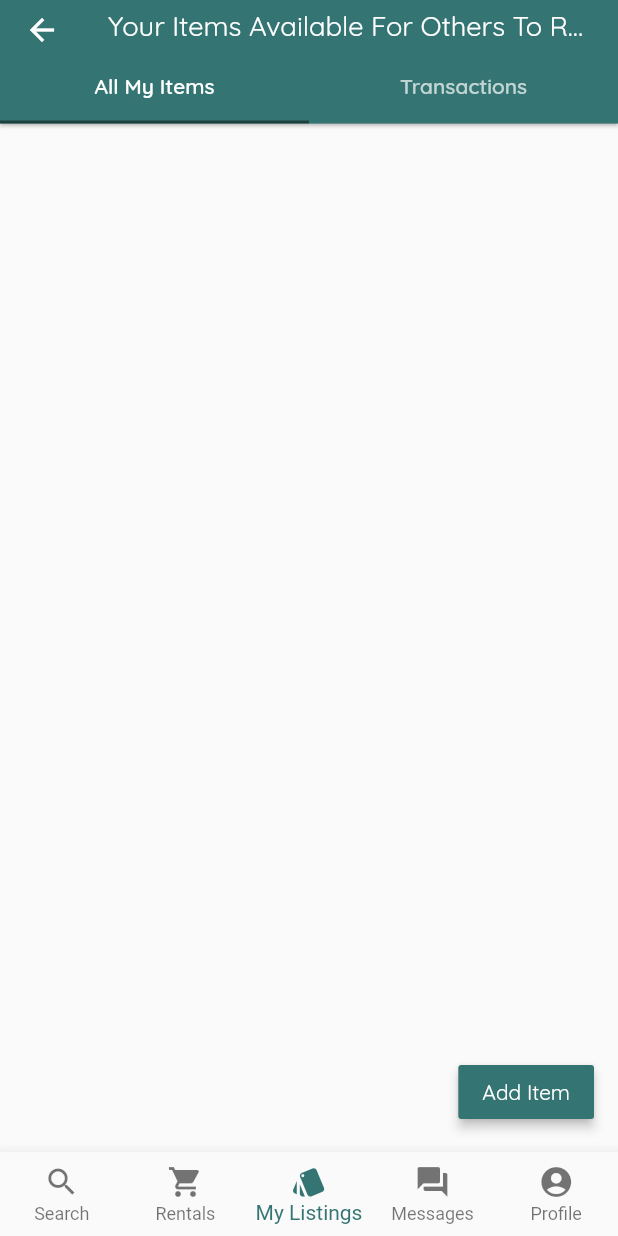
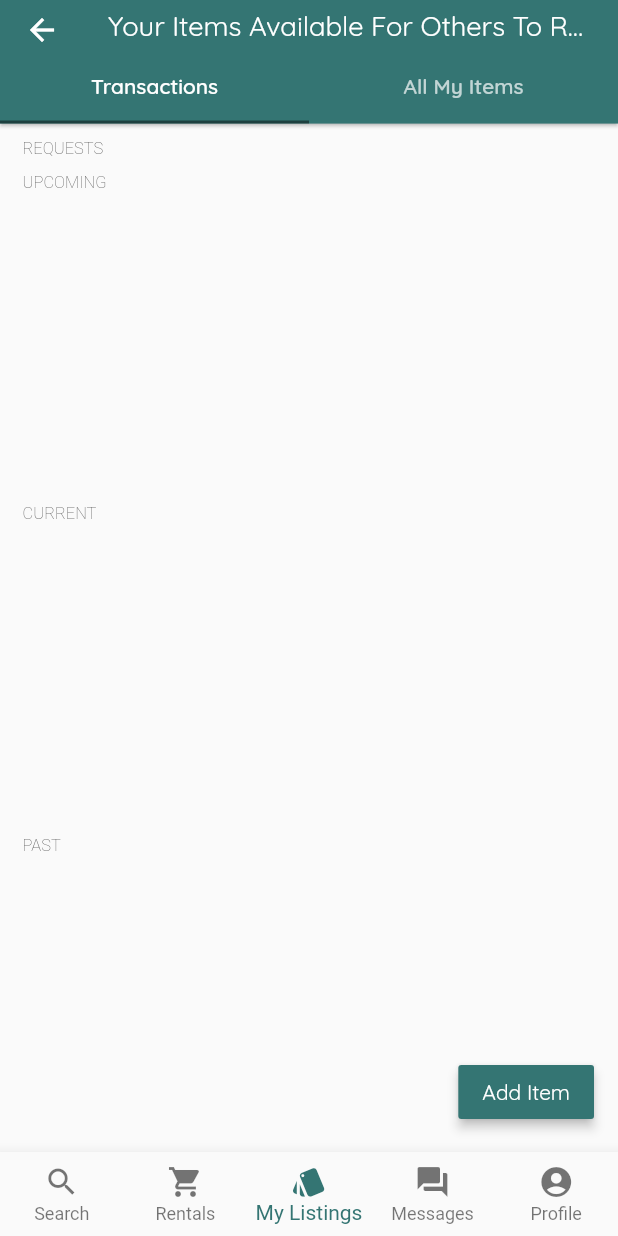
Before and after one commit to JPFrancis/ShareApp, a Flutter app: the HomePage screen opened directly, item 3 of the bottom bar chosen, on a phone screen of 412 x 824 dp. Run offline on Flutter 3.47's test engine with Material 2 defaults, Android fonts, the phone set to English and light mode, and no system bars; our stand-ins replace cached_network_image, cloud_firestore, firebase_auth, firebase_storage, fluttertoast, geolocator and 6 more; missing offline and left inert: flutter_facebook_login, flutter_google_places, flutter_picker, google_maps_webservice, multi_image_picker, stripe_payment; accounts and stored records are empty; network calls fail; statements that could not run were skipped.

Commit message:
changed request tile

```diff
--- a/lib/pages/home_page.dart
+++ b/lib/pages/home_page.dart
@@ -5,6 +5,7 @@ import 'package:cloud_firestore/cloud_firestore.dart';
 import 'package:firebase_auth/firebase_auth.dart';
 import 'package:firebase_storage/firebase_storage.dart';
 import 'package:flutter/material.dart';
+import 'package:intl/intl.dart';
 import 'package:shareapp/extras/helpers.dart';
 import 'package:shareapp/main.dart';
 import 'package:shareapp/models/item.dart';
@@ -620,13 +621,83 @@ class HomePageState extends State<HomePage> {
     );
   }
 
-  Widget buildListingsRentalsList(String rentalStatus) {
+  Widget buildRequestsTransactionsList(){
+    CollectionReference collectionReference = Firestore.instance.collection('rentals');
+    Stream stream = collectionReference .where('owner', isEqualTo: Firestore.instance.collection('users').document(myUserID)).snapshots();
+    return StreamBuilder<QuerySnapshot>(
+      stream: stream,
+      builder: (BuildContext context, AsyncSnapshot<QuerySnapshot> snapshot) {
+        if (snapshot.hasError) { return new Text('${snapshot.error}'); }
+        switch (snapshot.connectionState) {
+          case ConnectionState.waiting:
+
+          default:
+            if (snapshot.hasData) {
+              var updated = snapshot.data.documents.where((d)=>d['status']==0).toList();
+              return ListView.builder(
+                shrinkWrap: true,
+                physics: NeverScrollableScrollPhysics(),
+                itemCount: updated.length,
+                itemBuilder: (context, index) {
+                  DocumentSnapshot rentalDS = updated[index];
+                  DocumentReference itemDR = rentalDS['item'];
+
+                  return StreamBuilder<DocumentSnapshot>(
+                    stream: itemDR.snapshots(),
+                    builder: (BuildContext context, AsyncSnapshot<DocumentSnapshot> snapshot) {
+                      if (snapshot.hasError) { return new Text('${snapshot.error}'); }
+                      switch (snapshot.connectionState) {
+                        case ConnectionState.waiting:
+
+                        default:
+                          if (snapshot.hasData) {
+                            DocumentSnapshot itemDS = snapshot.data;
+                            DocumentReference ownerDR = itemDS['creator'];
+                            int durationDays = rentalDS['duration'];
+                            String duration = '${durationDays > 1 ? '$durationDays days' : '$durationDays day'}';
+
+                            CachedNetworkImage image = CachedNetworkImage(
+                              key: new ValueKey<String>(DateTime.now().millisecondsSinceEpoch.toString()),
+                              imageUrl: itemDS['images'][0],
+                              placeholder: (context, url) => new CircularProgressIndicator(),
+                            );
+
+                            return Container(
+                              decoration: new BoxDecoration(
+                                boxShadow: <BoxShadow>[
+                                  CustomBoxShadow(
+                                      color: Colors.black45,
+                                      blurRadius: 1.0,
+                                      blurStyle: BlurStyle.outer),
+                                ],
+                              ),
+                              child: InkWell(
+                                onTap: ()=>debugPrint("should go to rental detail of this item"),
+                                child: Row(children: <Widget>[
+                                  Container(height: 50, width: 50, child: image,),
+                                  Text("temporary renter name"),
+                                  Text(duration)
+                                ],),
+                              ),
+                            );
+                          } else { return Container(color: Colors.pink,);}
+                      }
+                    },
+                  );
+                },
+              );
+            } else {
+              return Container();
+            }
+        }
+      },
+    );
+  }
+
+  Widget buildListingsTransactions(String rentalStatus){
     List status;
 
     switch (rentalStatus) {
-      case 'requesting':
-        status = [0, 1];
-        break;
       case 'upcoming':
         status = [2];
         break;
@@ -637,59 +708,49 @@ class HomePageState extends State<HomePage> {
         status = [5];
         break;
     }
-
-    CollectionReference collectionReference =
-        Firestore.instance.collection('rentals');
-    int tileRows = MediaQuery.of(context).size.width > 500 ? 3 : 2;
-    Stream stream = collectionReference
-        .where('owner',
-            isEqualTo:
-                Firestore.instance.collection('users').document(myUserID))
-        .snapshots();
+    CollectionReference collectionReference = Firestore.instance.collection('rentals');
+    Stream stream = collectionReference .where('owner', isEqualTo: Firestore.instance.collection('users').document(myUserID)).snapshots();
     return Expanded(
       child: StreamBuilder<QuerySnapshot>(
         stream: stream,
         builder: (BuildContext context, AsyncSnapshot<QuerySnapshot> snapshot) {
-          if (snapshot.hasError) {
-            return new Text('${snapshot.error}');
-          }
+          if (snapshot.hasError) { return new Text('${snapshot.error}'); }
           switch (snapshot.connectionState) {
             case ConnectionState.waiting:
 
             default:
               if (snapshot.hasData) {
-                return GridView.builder(
-                  gridDelegate: SliverGridDelegateWithFixedCrossAxisCount(
-                    crossAxisCount: tileRows,
-                    crossAxisSpacing: MediaQuery.of(context).size.width / 20,
-                    childAspectRatio: (2 / 3),
-                    mainAxisSpacing: 15,
-                  ),
-                  itemCount: snapshot.data.documents.length,
+                var updated = snapshot.data.documents.where((d)=>status.contains(d['status'])).toList();
+                return ListView.builder(
+                  scrollDirection: Axis.horizontal,
+                  itemCount: updated.length,
                   itemBuilder: (context, index) {
-                    DocumentSnapshot rentalDS = snapshot.data.documents[index];
+                    DocumentSnapshot rentalDS = updated[index];
                     DocumentReference itemDR = rentalDS['item'];
 
                     return StreamBuilder<DocumentSnapshot>(
                       stream: itemDR.snapshots(),
-                      builder: (BuildContext context,
-                          AsyncSnapshot<DocumentSnapshot> snapshot) {
-                        if (snapshot.hasError) {
-                          return new Text('${snapshot.error}');
-                        }
+                      builder: (BuildContext context, AsyncSnapshot<DocumentSnapshot> snapshot) {
+                        if (snapshot.hasError) { return new Text('${snapshot.error}'); }
                         switch (snapshot.connectionState) {
                           case ConnectionState.waiting:
 
                           default:
                             if (snapshot.hasData) {
-                              DocumentSnapshot itemDS = snapshot.data;
-
-                              return status.contains(rentalDS['status'])
-                                  ? itemCard(itemDS, context)
-                                  : Container();
-                            } else {
-                              return Container();
-                            }
+                              DocumentSnapshot ds = snapshot.data;
+                              Widget _tile(){
+                                CachedNetworkImage image = CachedNetworkImage(
+                                  key: new ValueKey<String>(DateTime.now().millisecondsSinceEpoch.toString()),
+                                  imageUrl: ds['images'][0],
+                                  placeholder: (context, url) => new CircularProgressIndicator(),
+                                );
+                                return Container(
+                                  height: 100.0,
+                                  child: image,
+                                );
+                              }
+                              return _tile();
+                            } else { return Container(color: Colors.pink,);}
                         }
                       },
                     );
@@ -725,8 +786,8 @@ class HomePageState extends State<HomePage> {
               indicatorColor: Colors.black45,
               labelStyle: TextStyle(fontFamily: 'Quicksand'),
               tabs: [
+                Tab(text: "Transactions"),
                 Tab(text: "All My Items"),
-                Tab(text: "Transactions"),
               ],
             ),
           ),
@@ -735,19 +796,19 @@ class HomePageState extends State<HomePage> {
           children: [
             Column(
               children: <Widget>[
-                buildListingsList(),
+                reusableCategory("REQUESTS"),
+                buildRequestsTransactionsList(),
+                reusableCategory("UPCOMING"),
+                buildListingsTransactions('upcoming'),
+                reusableCategory("CURRENT"),
+                buildListingsTransactions('current'),
+                reusableCategory("PAST"),
+                buildListingsTransactions('past'),
               ],
             ),
             Column(
               children: <Widget>[
-                reusableCategory("REQUESTS"),
-                buildListingsRentalsList('requesting'),
-                reusableCategory("UPCOMING"),
-                buildListingsRentalsList('upcoming'),
-                reusableCategory("CURRENT"),
-                buildListingsRentalsList('current'),
-                reusableCategory("PAST"),
-                buildListingsRentalsList('past'),
+                buildListingsList(),
               ],
             ),
           ],
@@ -1000,16 +1061,9 @@ class HomePageState extends State<HomePage> {
 
     return Expanded(
       child: StreamBuilder<QuerySnapshot>(
-        stream: Firestore.instance
-            .collection('rentals')
-            .where('renter',
-                isEqualTo:
-                    Firestore.instance.collection('users').document(myUserID))
-            .snapshots(),
+        stream: Firestore.instance .collection('rentals') .where('renter', isEqualTo: Firestore.instance.collection('users').document(myUserID)) .snapshots(),
         builder: (BuildContext context, AsyncSnapshot<QuerySnapshot> snapshot) {
-          if (snapshot.hasError) {
-            return new Text('${snapshot.error}');
-          }
+          if (snapshot.hasError) { return new Text('${snapshot.error}'); }
           switch (snapshot.connectionState) {
             case ConnectionState.waiting:
 
@@ -1030,11 +1084,8 @@ class HomePageState extends State<HomePage> {
 
                         return StreamBuilder<DocumentSnapshot>(
                           stream: itemDR.snapshots(),
-                          builder: (BuildContext context,
-                              AsyncSnapshot<DocumentSnapshot> snapshot) {
-                            if (snapshot.hasError) {
-                              return new Text('${snapshot.error}');
-                            }
+                          builder: (BuildContext context, AsyncSnapshot<DocumentSnapshot> snapshot) {
+                            if (snapshot.hasError) { return new Text('${snapshot.error}'); }
                             switch (snapshot.connectionState) {
                               case ConnectionState.waiting:
 
@@ -1043,32 +1094,21 @@ class HomePageState extends State<HomePage> {
                                   DocumentSnapshot itemDS = snapshot.data;
                                   DocumentReference ownerDR = itemDS['creator'];
 
-                                  if (requesting ^
-                                      (rentalDS['status'] == 0 ||
-                                          rentalDS['status'] == 1)) {
+                                  if (requesting ^ (rentalDS['status'] == 0 || rentalDS['status'] == 1)) {
                                     return StreamBuilder<DocumentSnapshot>(
                                       stream: ownerDR.snapshots(),
-                                      builder: (BuildContext context,
-                                          AsyncSnapshot<DocumentSnapshot>
-                                              snapshot) {
-                                        if (snapshot.hasError) {
-                                          return new Text('${snapshot.error}');
-                                        }
+                                      builder: (BuildContext context, AsyncSnapshot<DocumentSnapshot> snapshot) {
+                                        if (snapshot.hasError) { return new Text('${snapshot.error}'); }
                                         switch (snapshot.connectionState) {
                                           case ConnectionState.waiting:
 
                                           default:
                                             if (snapshot.hasData) {
-                                              DocumentSnapshot ownerDS =
-                                                  snapshot.data;
-
-                                              String created = 'Created: ' +
-                                                  timeago.format(DateTime
-                                                      .fromMillisecondsSinceEpoch(
-                                                          rentalDS['created']));
-
-                                              return cardItemRentals(
-                                                  itemDS, ownerDS, rentalDS);
+                                              DocumentSnapshot ownerDS = snapshot.data;
+
+                                              String created = 'Created: ' + timeago.format(DateTime .fromMillisecondsSinceEpoch( rentalDS['created']));
+
+                                              return cardItemRentals( itemDS, ownerDS, rentalDS);
                                             } else {
                                               return Container();
                                             }
@@ -1188,6 +1228,7 @@ class HomePageState extends State<HomePage> {
                                             ListTile(
                                               leading: Container(
                                                 height: 50,
+                                                width: 50,
                                                 child: ClipOval(
                                                   child: CachedNetworkImage(
                                                     key: new ValueKey<
```
